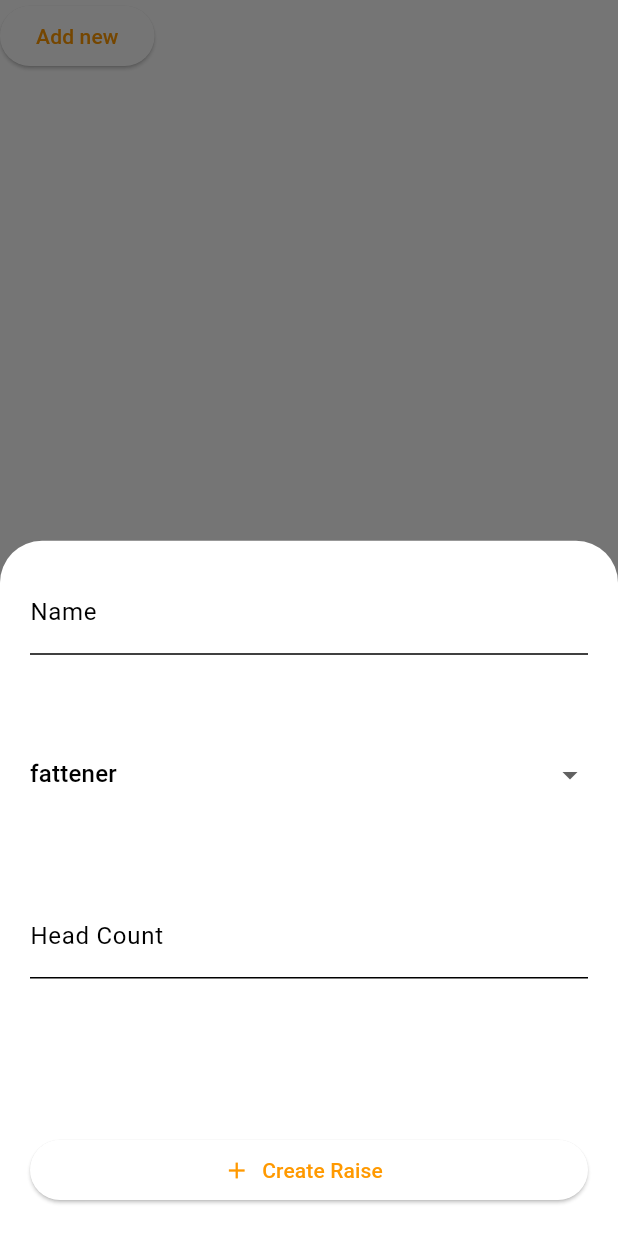
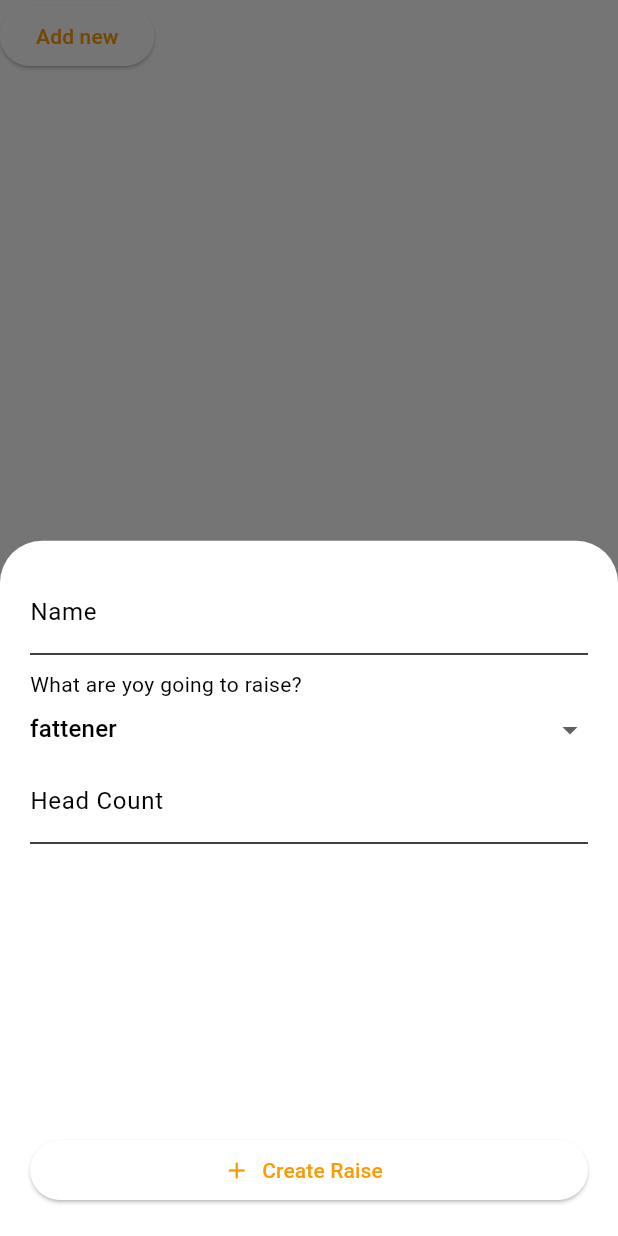
Before and after one commit to marlonpd/piggery-management-app-flutter, a Flutter app: the CreateRaiseForm widget shown alone on an empty page, opened directly, after a tap on "Add new", on a phone screen of 412 x 824 dp. Run offline on Flutter 3.47's test engine with Material 2 defaults, Android fonts, the phone set to English and light mode, and no system bars; drawn by our look-alikes of dropdown_button2; our stand-ins replace file_picker, flutter_slidable, shared_preferences; accounts and stored records are empty; network calls fail.

Commit message:
Fix raise type field

```diff
--- a/lib/widgets/create_raise_form.dart
+++ b/lib/widgets/create_raise_form.dart
@@ -58,8 +58,13 @@ class _CreateRaiseFormState extends State<CreateRaiseForm> {
                       controller: _nameController,
                     ),
 
-                        Expanded(
-                          child: DropdownButtonHideUnderline(
+                        Column(
+                          mainAxisAlignment: MainAxisAlignment.start,
+                          crossAxisAlignment: CrossAxisAlignment.stretch,
+                          children: [
+                            const SizedBox(height: 10,),
+                            const Text('What are yoy going to raise?')
+                            ,DropdownButtonHideUnderline(
                               child: DropdownButton2(
                             hint: Text(
                               'Select Item',
@@ -83,6 +88,7 @@ class _CreateRaiseFormState extends State<CreateRaiseForm> {
                               height: 40,
                             ),
                           )),
+                          ]
                         )
 
                     ,
```
